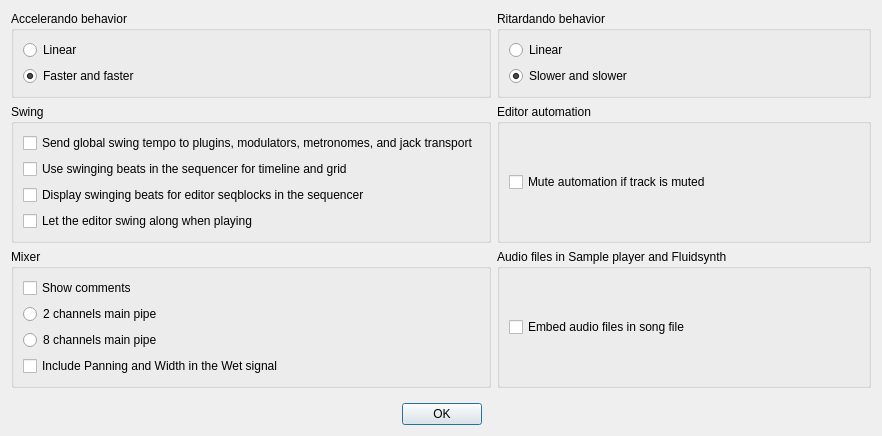
Qt form Qt/qt4_song_properties.ui (kmatheussen/radium) before a commit.
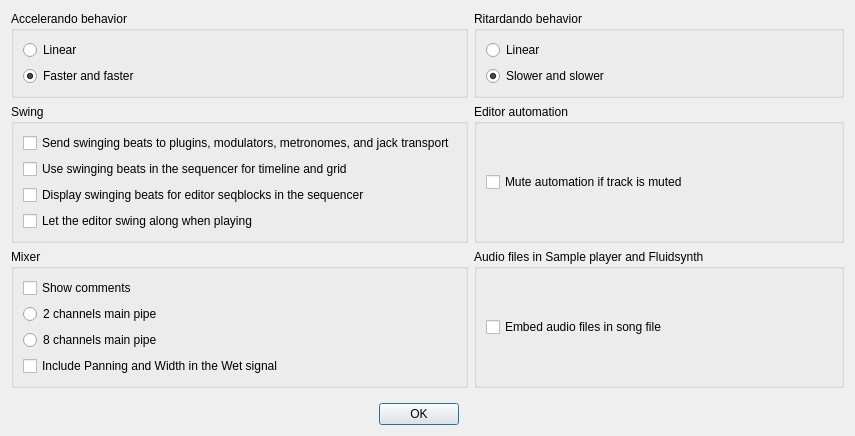
The same form after that commit.

Commit message: Song properties: Minor update to the swinging text

Patch:
```diff
--- a/Qt/qt4_song_properties.ui
+++ b/Qt/qt4_song_properties.ui
@@ -6,7 +6,7 @@
    <rect>
     <x>0</x>
     <y>0</y>
-    <width>882</width>
+    <width>855</width>
     <height>436</height>
    </rect>
   </property>
@@ -76,7 +76,7 @@
       <item row="0" column="0">
        <widget class="QCheckBox" name="send_swing_to_plugins">
         <property name="text">
-         <string>Send global swing tempo to plugins, modulators, metronomes, and jack transport</string>
+         <string>Send swinging beats to plugins, modulators, metronomes, and jack transport</string>
         </property>
        </widget>
       </item>
```
